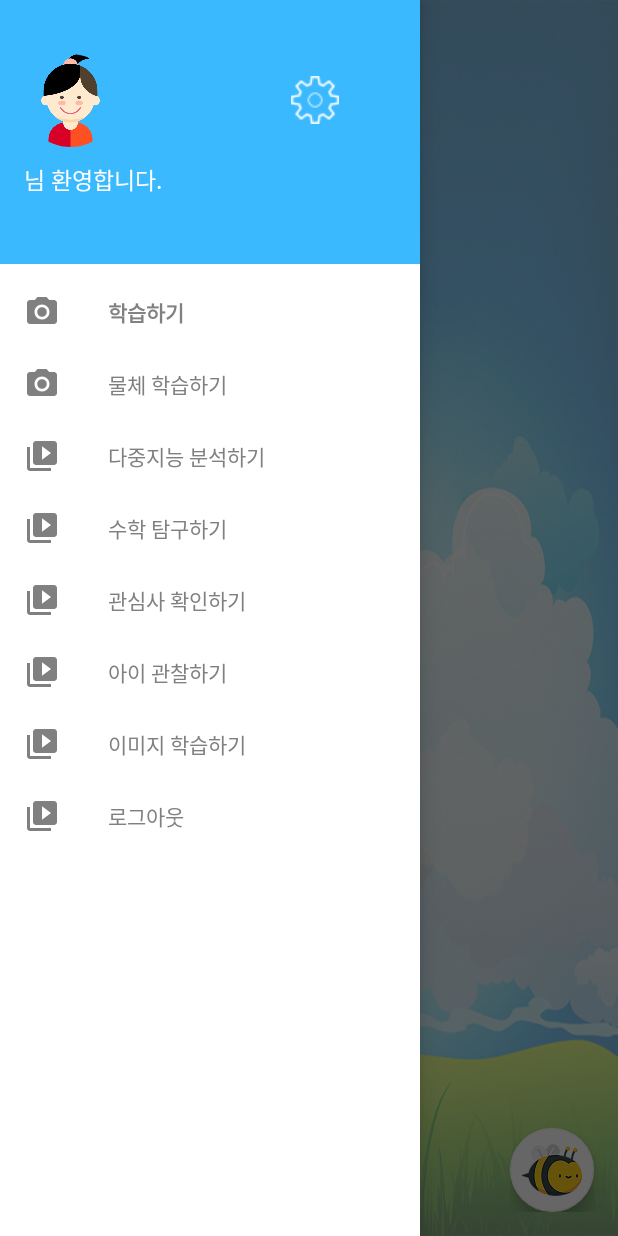
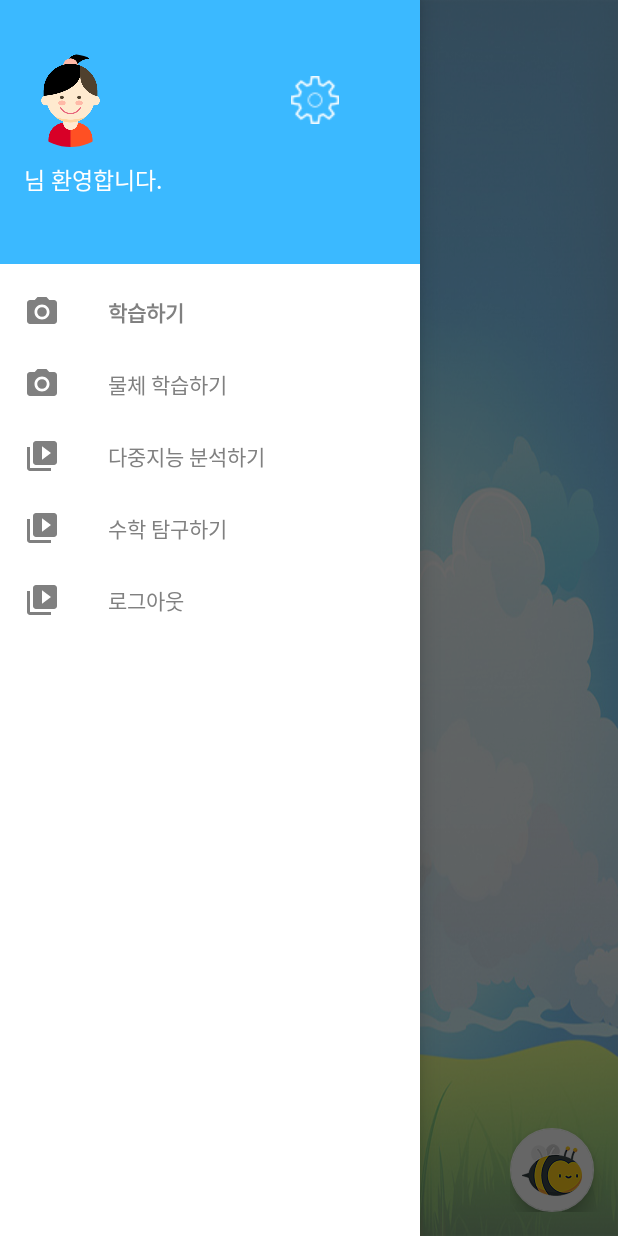
Before and after one commit to sion9262/ukid, an Android app: the MainActivity screen opened directly, with no data from a screen before it, with the side drawer open, on a phone screen of 412 x 824 dp. Run offline under Robolectric (Android 15) with nearby library versions, the phone set to English and light mode, and no system bars; our stand-ins replace AdMob, CircleImageView, navigation-ui.

Commit message:
오류수정 - 박시온

```diff
--- a/app/src/main/java/com/example/ukidapp/DetailUserScore.java
+++ b/app/src/main/java/com/example/ukidapp/DetailUserScore.java
@@ -163,7 +163,7 @@ public class DetailUserScore extends AppCompatActivity implements View.OnClickLi
             Ln();
         } else if (detailFirst.getText().equals("논리수학지능")) {
             LM();
-        } else if (detailFirst.getText().equals("대인관계지능")) {
+        } else if (detailFirst.getText().equals("대인간관계지능")) {
             Int();
         } else if (detailFirst.getText().equals("자기성찰지능")) {
             Ira();
@@ -183,7 +183,7 @@ public class DetailUserScore extends AppCompatActivity implements View.OnClickLi
             Ln();
         } else if (detailSecond.getText().equals("논리수학지능")) {
             LM();
-        } else if (detailSecond.getText().equals("대인관계지능")) {
+        } else if (detailSecond.getText().equals("대인간관계지능")) {
             Int();
         } else if (detailSecond.getText().equals("자기성찰지능")) {
             Ira();
@@ -204,7 +204,7 @@ public class DetailUserScore extends AppCompatActivity implements View.OnClickLi
             Ln();
         } else if (detailThree.getText().equals("논리수학지능")) {
             LM();
-        } else if (detailThree.getText().equals("대인관계지능")) {
+        } else if (detailThree.getText().equals("대인간관계지능")) {
             Int();
         } else if (detailThree.getText().equals("자기성찰지능")) {
             Ira();
--- a/app/src/main/java/com/example/ukidapp/MainActivity.java
+++ b/app/src/main/java/com/example/ukidapp/MainActivity.java
@@ -95,8 +95,7 @@ public class MainActivity extends AppCompatActivity{
         // Passing each menu ID as a set of Ids because each
         // menu should be considered as top level destinations.
         mAppBarConfiguration = new AppBarConfiguration.Builder(
-                R.id.nav_home, R.id.nav_study_object, R.id.nav_study_math, R.id.nav_study_science, R.id.nav_check_interest,
-                R.id.nav_observe_kid, R.id.nav_study_image, R.id.logout)
+                R.id.nav_home, R.id.nav_study_object, R.id.nav_study_math, R.id.nav_study_science, R.id.logout)
                 .setDrawerLayout(drawer)
                 .build();
 
--- a/app/src/main/res/menu/activity_main_drawer.xml
+++ b/app/src/main/res/menu/activity_main_drawer.xml
@@ -21,18 +21,6 @@
             android:icon="@drawable/ic_menu_slideshow"
             android:title="@string/menu_study_math" />
         <item
-            android:id="@+id/nav_check_interest"
-            android:icon="@drawable/ic_menu_slideshow"
-            android:title="@string/menu_check_interest" />
-        <item
-            android:id="@+id/nav_observe_kid"
-            android:icon="@drawable/ic_menu_slideshow"
-            android:title="@string/menu_observe_kid" />
-        <item
-            android:id="@+id/nav_study_image"
-            android:icon="@drawable/ic_menu_slideshow"
-            android:title="@string/menu_study_image" />
-        <item
             android:id="@+id/logout"
             android:icon="@drawable/ic_menu_slideshow"
             android:title="로그아웃" />
```
Also changed, not shown: app/src/main/java/com/example/ukidapp/ui/CheckInterest/CheckInterestFragment.java (deleted, +0 -35 lines), app/src/main/java/com/example/ukidapp/ui/CheckInterest/CheckInterestViewModel.java (deleted, +0 -18 lines), app/src/main/java/com/example/ukidapp/ui/ObserveKid/ObserveKidFragment.java (deleted, +0 -36 lines), app/src/main/java/com/example/ukidapp/ui/ObserveKid/ObserveKidViewModel.java (deleted, +0 -18 lines), app/src/main/java/com/example/ukidapp/ui/StudyImage/StudyImageFragment.java (deleted, +0 -36 lines), app/src/main/java/com/example/ukidapp/ui/StudyImage/StudyImageViewModel.java (deleted, +0 -18 lines), app/src/main/java/com/example/ukidapp/ui/StudyLanguage/StudyLanguageFragment.java (deleted, +0 -35 lines), app/src/main/java/com/example/ukidapp/ui/StudyLanguage/StudyLanguageViewModel.java (deleted, +0 -19 lines), app/src/main/res/navigation/mobile_navigation.xml (+1 -30 lines).
